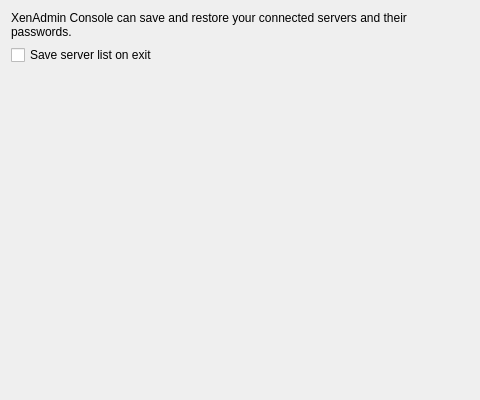
Old version of the form src/xenadmin-ui/dialogs/optionspages/saveandrestoreoptionspage.ui in the repository benapetr/XenAdminQt.
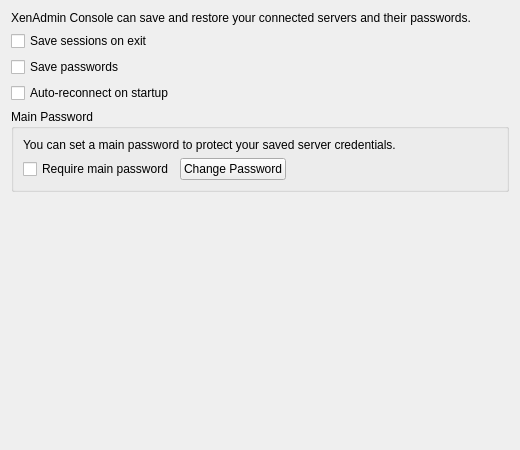
New version of the form.

```diff
--- a/src/xenadmin-ui/dialogs/optionspages/saveandrestoreoptionspage.ui
+++ b/src/xenadmin-ui/dialogs/optionspages/saveandrestoreoptionspage.ui
@@ -6,8 +6,8 @@
    <rect>
     <x>0</x>
     <y>0</y>
-    <width>480</width>
-    <height>400</height>
+    <width>520</width>
+    <height>450</height>
    </rect>
   </property>
   <layout class="QVBoxLayout" name="verticalLayout">
@@ -24,10 +24,74 @@
    <item>
     <widget class="QCheckBox" name="saveStateCheckBox">
      <property name="text">
-      <string>Save server list on exit</string>
+      <string>Save sessions on exit</string>
      </property>
     </widget>
    </item>
+   <item>
+    <widget class="QCheckBox" name="savePasswordsCheckBox">
+     <property name="text">
+      <string>Save passwords</string>
+     </property>
+    </widget>
+   </item>
+   <item>
+    <widget class="QCheckBox" name="autoReconnectCheckBox">
+     <property name="text">
+      <string>Auto-reconnect on startup</string>
+     </property>
+    </widget>
+   </item>
+   <item>
+    <widget class="QGroupBox" name="mainPasswordGroupBox">
+     <property name="title">
+      <string>Main Password</string>
+     </property>
+     <layout class="QVBoxLayout" name="verticalLayout_2">
+      <item>
+       <widget class="QLabel" name="mainPasswordLabel">
+        <property name="text">
+         <string>You can set a main password to protect your saved server credentials.</string>
+        </property>
+        <property name="wordWrap">
+         <bool>true</bool>
+        </property>
+       </widget>
+      </item>
+      <item>
+       <layout class="QHBoxLayout" name="horizontalLayout">
+        <item>
+         <widget class="QCheckBox" name="requireMainPasswordCheckBox">
+          <property name="text">
+           <string>Require main password</string>
+          </property>
+         </widget>
+        </item>
+        <item>
+         <widget class="QPushButton" name="changeMainPasswordButton">
+          <property name="text">
+           <string>Change Password</string>
+          </property>
+         </widget>
+        </item>
+        <item>
+         <spacer name="horizontalSpacer">
+          <property name="orientation">
+           <enum>Qt::Horizontal</enum>
+          </property>
+          <property name="sizeHint" stdset="0">
+           <size>
+            <width>40</width>
+            <height>20</height>
+           </size>
+          </property>
+         </spacer>
+        </item>
+       </layout>
+      </item>
+     </layout>
+    </widget>
+   </item>
    <item>
     <spacer name="verticalSpacer">
      <property name="orientation">
```
